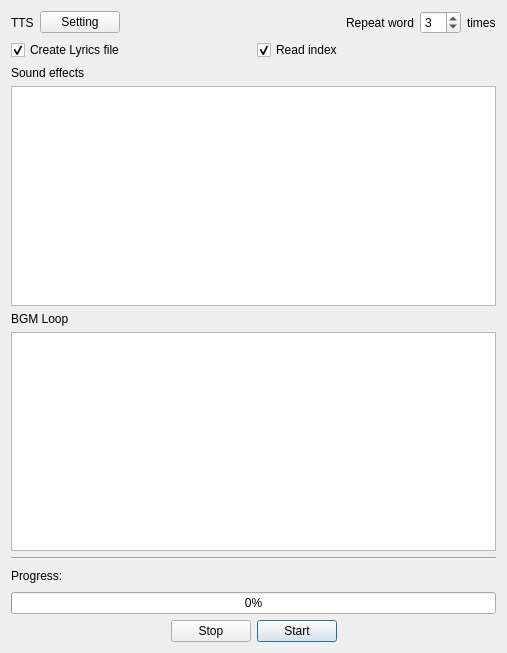
This is design/audiodialog.ui in kokimame/joytan as Qt 5 draws it before an edit. The edited form follows.
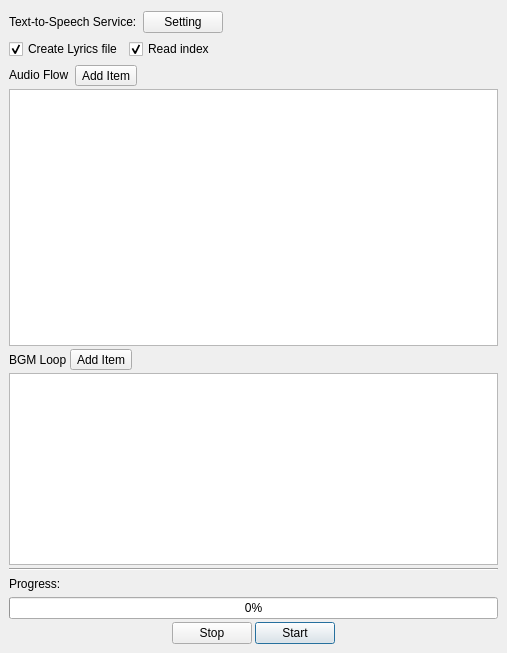
This is the edited form.

Commit message: Edit audio flow by drag & drop!

Patch:
```diff
--- a/design/audiodialog.ui
+++ b/design/audiodialog.ui
@@ -14,6 +14,15 @@
    <string>Audio Setting</string>
   </property>
   <layout class="QVBoxLayout" name="verticalLayout_2">
+   <property name="leftMargin">
+    <number>9</number>
+   </property>
+   <property name="rightMargin">
+    <number>9</number>
+   </property>
+   <property name="bottomMargin">
+    <number>9</number>
+   </property>
    <item>
     <layout class="QVBoxLayout" name="verticalLayout">
      <item>
@@ -23,7 +32,7 @@
          <item>
           <widget class="QLabel" name="label">
            <property name="text">
-            <string>TTS</string>
+            <string>Text-to-Speech Service:</string>
            </property>
           </widget>
          </item>
@@ -47,34 +56,6 @@
            </property>
           </spacer>
          </item>
-         <item>
-          <layout class="QHBoxLayout" name="horizontalLayout_4">
-           <item>
-            <widget class="QLabel" name="label_5">
-             <property name="text">
-              <string>Repeat word</string>
-             </property>
-            </widget>
-           </item>
-           <item>
-            <widget class="QSpinBox" name="wordSpin">
-             <property name="minimum">
-              <number>1</number>
-             </property>
-             <property name="value">
-              <number>3</number>
-             </property>
-            </widget>
-           </item>
-           <item>
-            <widget class="QLabel" name="label_6">
-             <property name="text">
-              <string>times</string>
-             </property>
-            </widget>
-           </item>
-          </layout>
-         </item>
         </layout>
        </item>
       </layout>
@@ -101,16 +82,59 @@
          </property>
         </widget>
        </item>
+       <item>
+        <spacer name="horizontalSpacer_6">
+         <property name="orientation">
+          <enum>Qt::Horizontal</enum>
+         </property>
+         <property name="sizeHint" stdset="0">
+          <size>
+           <width>40</width>
+           <height>20</height>
+          </size>
+         </property>
+        </spacer>
+       </item>
       </layout>
      </item>
      <item>
       <layout class="QVBoxLayout" name="verticalLayout_3">
+       <property name="spacing">
+        <number>3</number>
+       </property>
        <item>
-        <widget class="QLabel" name="label_2">
-         <property name="text">
-          <string>Sound effects</string>
+        <layout class="QHBoxLayout" name="horizontalLayout_7">
+         <property name="spacing">
+          <number>6</number>
          </property>
-        </widget>
+         <item>
+          <widget class="QLabel" name="label_2">
+           <property name="text">
+            <string>&lt;html&gt;&lt;head/&gt;&lt;body&gt;&lt;p&gt;Audio Flow&lt;/p&gt;&lt;/body&gt;&lt;/html&gt;</string>
+           </property>
+          </widget>
+         </item>
+         <item>
+          <widget class="QToolButton" name="flowAdd">
+           <property name="text">
+            <string>Add Item</string>
+           </property>
+          </widget>
+         </item>
+         <item>
+          <spacer name="horizontalSpacer_5">
+           <property name="orientation">
+            <enum>Qt::Horizontal</enum>
+           </property>
+           <property name="sizeHint" stdset="0">
+            <size>
+             <width>40</width>
+             <height>20</height>
+            </size>
+           </property>
+          </spacer>
+         </item>
+        </layout>
        </item>
        <item>
         <widget class="QListWidget" name="sfxList">
@@ -121,14 +145,44 @@
         </widget>
        </item>
        <item>
-        <widget class="QLabel" name="label_3">
-         <property name="text">
-          <string>BGM Loop</string>
-         </property>
-        </widget>
+        <layout class="QHBoxLayout" name="horizontalLayout_8">
+         <item>
+          <widget class="QLabel" name="label_3">
+           <property name="text">
+            <string>BGM Loop</string>
+           </property>
+          </widget>
+         </item>
+         <item>
+          <widget class="QToolButton" name="bgmAdd">
+           <property name="text">
+            <string>Add Item</string>
+           </property>
+          </widget>
+         </item>
+         <item>
+          <spacer name="horizontalSpacer_7">
+           <property name="orientation">
+            <enum>Qt::Horizontal</enum>
+           </property>
+           <property name="sizeHint" stdset="0">
+            <size>
+             <width>40</width>
+             <height>20</height>
+            </size>
+           </property>
+          </spacer>
+         </item>
+        </layout>
        </item>
        <item>
         <widget class="QListWidget" name="bgmList">
+         <property name="sizePolicy">
+          <sizepolicy hsizetype="Expanding" vsizetype="Minimum">
+           <horstretch>0</horstretch>
+           <verstretch>0</verstretch>
+          </sizepolicy>
+         </property>
          <property name="styleSheet">
           <string notr="true">QListWidget::item { border-bottom: 1px solid black; }
 QListWidget::item { background-color: rgb(211,208,204); }</string>
```
Left out of the diff: 14 changed lines with no effect on the pictures. The commit also changes 5 other files.
